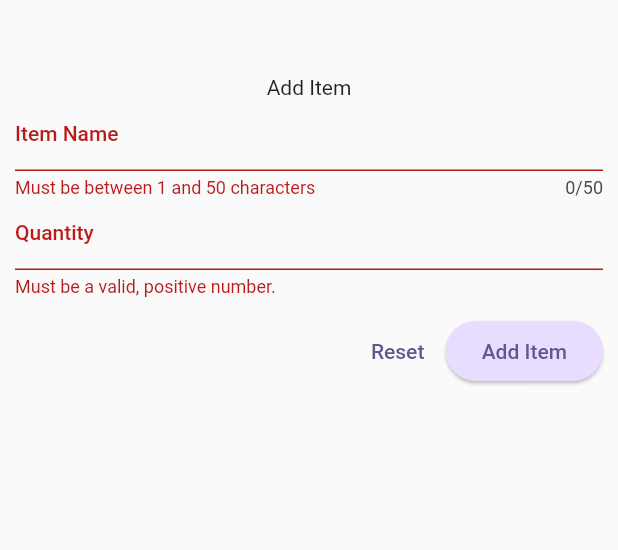
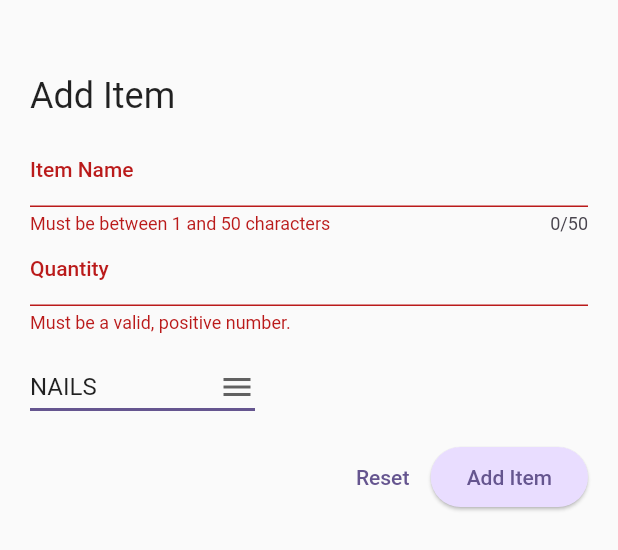
Before and after one commit to alcuin88/inventory_app, a Flutter app: the NewItemScreen widget shown alone on an empty page, opened directly, after a tap on "Add Item", on a phone screen of 412 x 824 dp. Shown: the top 550 px of the screen. Run offline on Flutter 3.47's test engine with Material 2 defaults, Android fonts, the phone set to English and light mode, and no system bars; our stand-ins replace firebase_auth, firebase_core, flutter_riverpod; accounts and stored records are empty.

Commit message:
Added category dropdown

```diff
--- a/lib/model/item_model.dart
+++ b/lib/model/item_model.dart
@@ -9,14 +9,6 @@ enum Category {
   cement,
   tiewire,
 }
-
-const categoryTitle = {
-  Category.nails: "Nails",
-  Category.steelbar: "Steel Bar",
-  Category.plywood: "Ply Wood",
-  Category.cement: "Cement",
-  Category.tiewire: "Tie Wire",
-};
 
 class ItemModel {
   ItemModel({
--- a/lib/screens/new_item.dart
+++ b/lib/screens/new_item.dart
@@ -1,47 +1,62 @@
-import 'dart:io';
-
 import 'package:flutter/material.dart';
 import 'package:flutter_riverpod/flutter_riverpod.dart';
+
 import 'package:inventory_app/model/item_model.dart';
 import 'package:inventory_app/provider/inventory_provider.dart';
 
-class NewItemScreen extends ConsumerWidget {
+class NewItemScreen extends ConsumerStatefulWidget {
   const NewItemScreen({super.key});
 
   @override
-  Widget build(BuildContext context, WidgetRef ref) {
+  ConsumerState<NewItemScreen> createState() => _NewItemScreenState();
+}
+
+class _NewItemScreenState extends ConsumerState<NewItemScreen> {
   final formkey = GlobalKey<FormState>();
+  Category categoryValue = Category.values.first;
 
   var itemName = "";
   var quantity = "";
 
-
-    void saveItem() {
+  void _saveItem() {
     FormState formstate = formkey.currentState!;
     if (!formstate.validate()) {
       return;
     }
     formstate.save();
 
-      ref.read(inventoryProvider.notifier).addItem(ItemModel(itemName: itemName, quantity: int.parse(quantity), category: Category.nails));
+    ref.read(inventoryProvider.notifier).addItem(ItemModel(
+        itemName: itemName,
+        quantity: int.parse(quantity),
+        category: categoryValue));
 
     Navigator.pop(context);
   }
+
+  @override
+  Widget build(BuildContext context) {
+    ThemeData theme = Theme.of(context);
 
     return SizedBox(
       height: double.infinity,
       child: SingleChildScrollView(
         child: Padding(
           padding: const EdgeInsets.only(
-            left: 10,
-            right: 10,
+            left: 20,
+            right: 20,
             top: 50,
           ),
           child: Form(
             key: formkey,
             child: Column(
+              crossAxisAlignment: CrossAxisAlignment.start,
               children: [
-                const Text("Add Item"),
+                Text(
+                  "Add Item",
+                  style:
+                      TextStyle(fontSize: theme.textTheme.headlineSmall!.fontSize),
+                ),
+                const SizedBox(height: 12),
                 TextFormField(
                   maxLength: 50,
                   decoration: const InputDecoration(
@@ -75,6 +90,33 @@ class NewItemScreen extends ConsumerWidget {
                   onSaved: (newValue) => quantity = newValue!,
                 ),
                 const SizedBox(height: 12),
+                SizedBox(
+                  width: 150,
+                  child: DropdownButton(
+                    isExpanded: true,
+                    value: categoryValue,
+                    icon: const Icon(Icons.menu),
+                    elevation: 16,
+                    underline: Container(
+                      height: 2,
+                      color: theme.colorScheme.primary,
+                    ),
+                    onChanged: (value) {
+                      setState(() {
+                        categoryValue = value!;
+                      });
+                    },
+                    items: Category.values.map<DropdownMenuItem<Category>>(
+                      (Category value) {
+                        return DropdownMenuItem<Category>(
+                          value: value,
+                          child: Text(value.name.toUpperCase()),
+                        );
+                      },
+                    ).toList(),
+                  ),
+                ),
+                const SizedBox(height: 12),
                 Row(
                   mainAxisAlignment: MainAxisAlignment.end,
                   children: [
@@ -85,7 +127,7 @@ class NewItemScreen extends ConsumerWidget {
                       child: const Text("Reset"),
                     ),
                     ElevatedButton(
-                      onPressed: saveItem,
+                      onPressed: _saveItem,
                       child: const Text("Add Item"),
                     ),
                   ],
--- a/lib/widgets/item.dart
+++ b/lib/widgets/item.dart
@@ -16,7 +16,7 @@ class Item extends StatelessWidget {
         color: Theme.of(context).colorScheme.onSecondary,
         shadowColor: Theme.of(context).colorScheme.onBackground,
         child: ListTile(
-          title: Text(item.itemName),
+          title: Text(item.category.name),
           subtitle: Text(item.itemName),
           trailing: Text(item.quantity.toString()),
           onTap: () {},
```
Also changed, not shown: pubspec.lock, 1 other file. Lines whose indentation alone changed are shown as unchanged.
